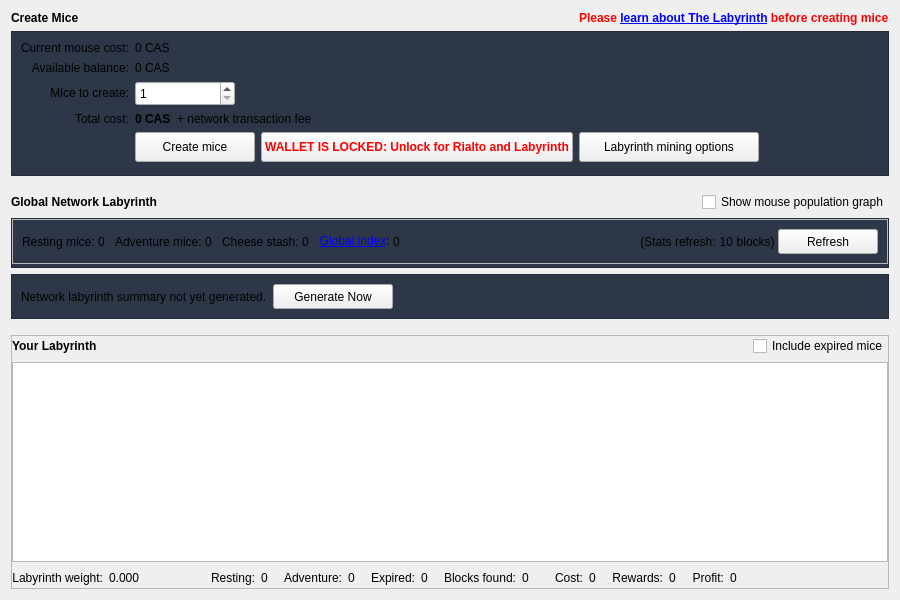
This is src/qt/forms/hivedialog.ui in fromport/Cascoin as Qt 5 draws it before an edit. The edited form follows.
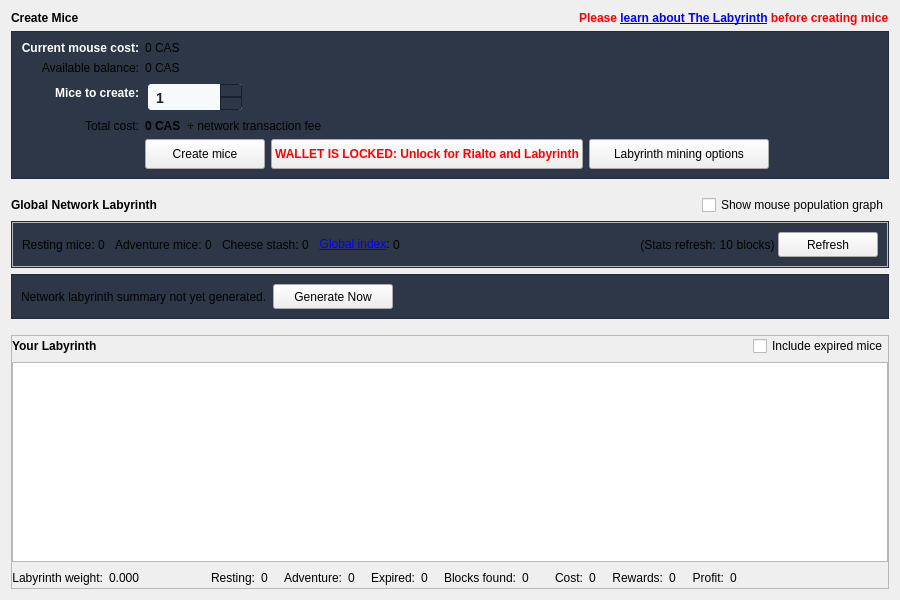
This is the edited form. Icons and pictures are not drawn. Custom widgets are drawn as their Qt base class.

```diff
--- a/src/qt/forms/hivedialog.ui
+++ b/src/qt/forms/hivedialog.ui
@@ -133,6 +133,9 @@
           <pointsize>9</pointsize>
          </font>
         </property>
+        <property name="styleSheet">
+         <string notr="true">QLabel { color: #ffffff !important; font-weight: bold; }</string>
+        </property>
         <property name="text">
          <string>Current mouse cost:</string>
         </property>
@@ -193,6 +196,9 @@
           <pointsize>9</pointsize>
          </font>
         </property>
+        <property name="styleSheet">
+         <string notr="true">QLabel { color: #ffffff !important; font-weight: bold; }</string>
+        </property>
         <property name="text">
          <string>Mice to create:</string>
         </property>
@@ -216,6 +222,51 @@
             <pointsize>9</pointsize>
            </font>
           </property>
+          <property name="styleSheet">
+           <string notr="true">
+QSpinBox {
+    background-color: #f7fafc !important;
+    color: #1a202c !important;
+    border: 3px solid #2d3748 !important;
+    padding: 6px !important;
+    font-size: 14px !important;
+    font-weight: bold !important;
+    border-radius: 6px !important;
+}
+
+QSpinBox:focus {
+    border: 3px solid #3182ce !important;
+    background-color: #edf2f7 !important;
+    color: #1a202c !important;
+}
+
+QSpinBox::up-button {
+    background-color: #2d3748 !important;
+    border: 1px solid #1a202c !important;
+    color: #ffffff !important;
+    width: 20px !important;
+    border-top-right-radius: 3px !important;
+}
+
+QSpinBox::down-button {
+    background-color: #2d3748 !important;
+    border: 1px solid #1a202c !important;
+    color: #ffffff !important;
+    width: 20px !important;
+    border-bottom-right-radius: 3px !important;
+}
+
+QSpinBox::up-button:hover, QSpinBox::down-button:hover {
+    background-color: #4a5568 !important;
+}
+
+QSpinBox::up-arrow, QSpinBox::down-arrow {
+    color: #ffffff !important;
+    width: 10px !important;
+    height: 10px !important;
+}
+           </string>
+          </property>
           <property name="minimum">
            <number>1</number>
           </property>
```
